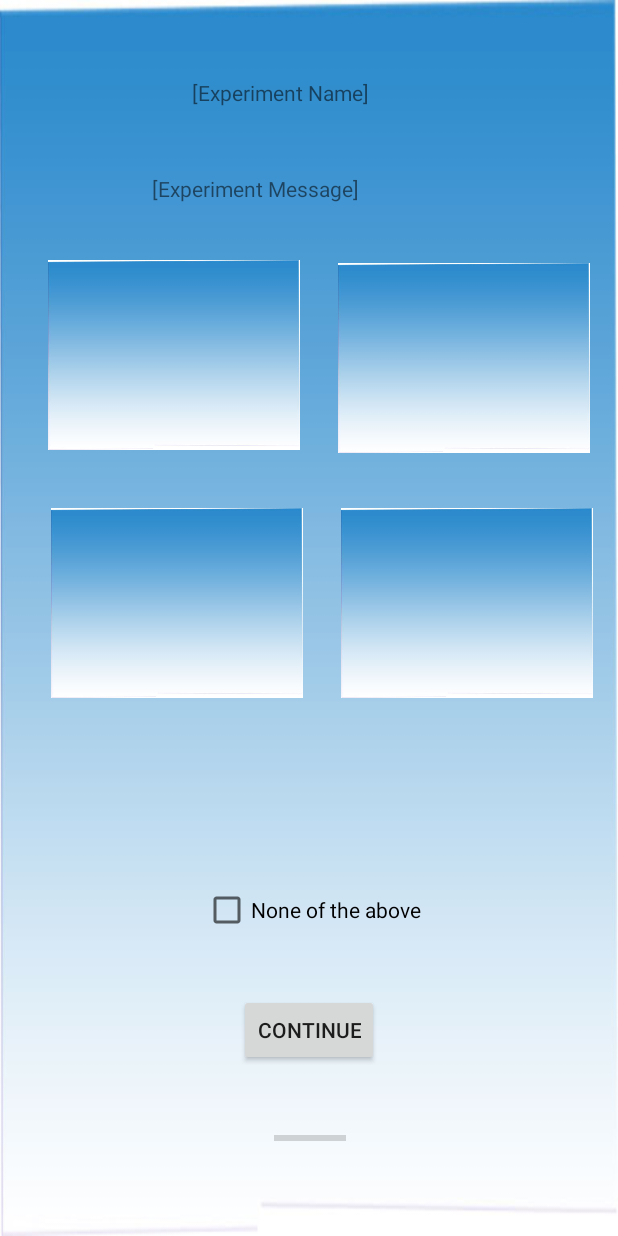
After one commit to KochPJ/NewMediaLab, an Android app: the TestMultipleChoice screen opened directly, with no data from a screen before it, on a phone screen of 412 x 824 dp. The commit adds this screen. Run offline under Robolectric (Android 15) with nearby library versions, the phone set to English and light mode, and no system bars.

Commit message:
Version 1 of 19th of April: added basic designs for some remaining activities

```diff
--- /dev/null
+++ b/AppDevelopment/app/src/main/java/com/example/newmedialab/TestMultipleChoice.java
@@ -0,0 +1,15 @@
+package com.example.newmedialab;
+
+import android.os.Bundle;
+
+import androidx.appcompat.app.AppCompatActivity;
+
+public class TestMultipleChoice extends AppCompatActivity {
+
+    @Override
+    protected void onCreate(Bundle savedInstanceState) {
+        super.onCreate(savedInstanceState);
+        setContentView(R.layout.activity_test_multiple_choice);
+    }
+
+}
--- /dev/null
+++ b/AppDevelopment/app/src/main/res/layout/activity_test_multiple_choice.xml
@@ -0,0 +1,101 @@
+<?xml version="1.0" encoding="utf-8"?>
+<RelativeLayout xmlns:android="http://schemas.android.com/apk/res/android"
+    xmlns:app="http://schemas.android.com/apk/res-auto"
+    xmlns:tools="http://schemas.android.com/tools"
+    android:layout_width="match_parent"
+    android:layout_height="match_parent"
+    tools:context=".TestMultipleChoice"
+    android:background="@drawable/background"
+    >
+
+    <ImageView
+        android:id="@+id/imageView"
+        android:layout_width="168dp"
+        android:layout_height="145dp"
+        android:layout_alignParentStart="true"
+        android:layout_alignParentTop="true"
+        android:layout_marginStart="32dp"
+        android:layout_marginTop="164dp"
+        app:srcCompat="@drawable/background" />
+
+    <ImageView
+        android:id="@+id/imageView2"
+        android:layout_width="168dp"
+        android:layout_height="145dp"
+        android:layout_alignParentStart="true"
+        android:layout_alignParentTop="true"
+        android:layout_marginStart="225dp"
+        android:layout_marginTop="166dp"
+        app:srcCompat="@drawable/background" />
+
+    <ImageView
+        android:id="@+id/imageView3"
+        android:layout_width="168dp"
+        android:layout_height="145dp"
+        android:layout_alignParentStart="true"
+        android:layout_alignParentTop="true"
+        android:layout_marginStart="34dp"
+        android:layout_marginTop="329dp"
+        app:srcCompat="@drawable/background" />
+
+    <ImageView
+        android:id="@+id/imageView4"
+        android:layout_width="168dp"
+        android:layout_height="145dp"
+        android:layout_alignParentStart="true"
+        android:layout_alignParentTop="true"
+        android:layout_marginStart="227dp"
+        android:layout_marginTop="329dp"
+        app:srcCompat="@drawable/background" />
+
+    <CheckBox
+        android:id="@+id/checkBox_dontKnow"
+        android:layout_width="wrap_content"
+        android:layout_height="wrap_content"
+        android:layout_alignParentStart="true"
+        android:layout_alignParentBottom="true"
+        android:layout_marginStart="135dp"
+        android:layout_marginBottom="201dp"
+        android:text="None of the above" />
+
+    <TextView
+        android:id="@+id/textView11"
+        android:layout_width="156dp"
+        android:layout_height="41dp"
+        android:layout_alignParentStart="true"
+        android:layout_alignParentTop="true"
+        android:layout_marginStart="128dp"
+        android:layout_marginTop="52dp"
+        android:text="[Experiment Name]" />
+
+    <TextView
+        android:id="@+id/textView12"
+        android:layout_width="201dp"
+        android:layout_height="wrap_content"
+        android:layout_alignParentTop="true"
+        android:layout_alignParentEnd="true"
+        android:layout_marginTop="116dp"
+        android:layout_marginEnd="109dp"
+        android:text="[Experiment Message]" />
+
+    <ProgressBar
+        android:id="@+id/progressBar3"
+        style="?android:attr/progressBarStyleHorizontal"
+        android:layout_width="wrap_content"
+        android:layout_height="wrap_content"
+        android:layout_alignParentEnd="true"
+        android:layout_alignParentBottom="true"
+        android:layout_marginEnd="181dp"
+        android:layout_marginBottom="57dp" />
+
+    <Button
+        android:id="@+id/button2"
+        android:layout_width="wrap_content"
+        android:layout_height="wrap_content"
+        android:layout_alignParentEnd="true"
+        android:layout_alignParentBottom="true"
+        android:layout_marginEnd="159dp"
+        android:layout_marginBottom="113dp"
+        android:text="Continue" />
+
+</RelativeLayout>
--- a/AppDevelopment/app/src/main/res/values/strings.xml
+++ b/AppDevelopment/app/src/main/res/values/strings.xml
@@ -14,4 +14,8 @@
     <string name="title_activity_writing_experiment">WritingExperiment</string>
     <string name="title_activity_multiple_choice_experiment">MultipleChoiceExperiment</string>
     <string name="title_activity_new_stimuli">NewStimuli</string>
+    <string name="title_activity_participant_info">ParticipantInfo</string>
+    <string name="title_activity_test_writing">TestWriting</string>
+    <string name="title_activity_test_multiple_choice">TestMultipleChoice</string>
+    <string name="title_activity_show_stimuli">ShowStimuli</string>
 </resources>
```
Also changed, not shown: AppDevelopment/app/src/main/AndroidManifest.xml (+17 -1 lines), AppDevelopment/app/src/main/java/com/example/newmedialab/ParticipantInfo.java (added, +15 -0 lines), AppDevelopment/app/src/main/java/com/example/newmedialab/ShowStimuli.java (added, +15 -0 lines), AppDevelopment/app/src/main/java/com/example/newmedialab/TestWriting.java (added, +15 -0 lines), AppDevelopment/app/src/main/res/layout/activity_participant_info.xml (added, +41 -0 lines), AppDevelopment/app/src/main/res/layout/activity_show_stimuli.xml (added, +68 -0 lines), AppDevelopment/app/src/main/res/layout/activity_test_writing.xml (added, +59 -0 lines), 9 other files.
